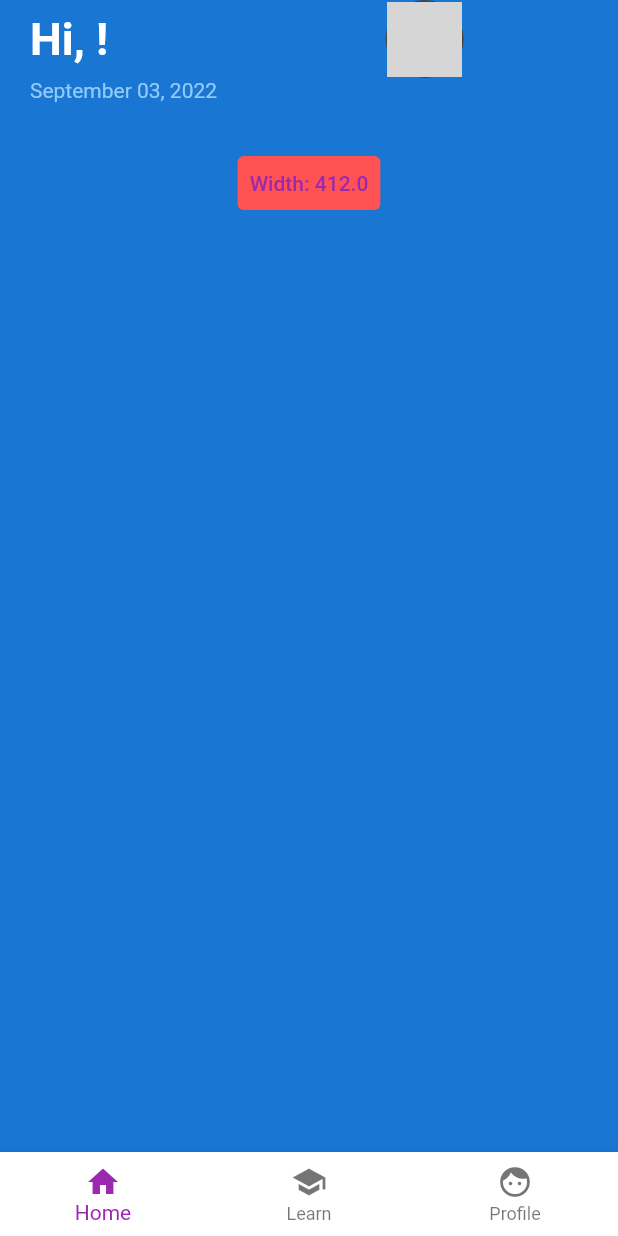
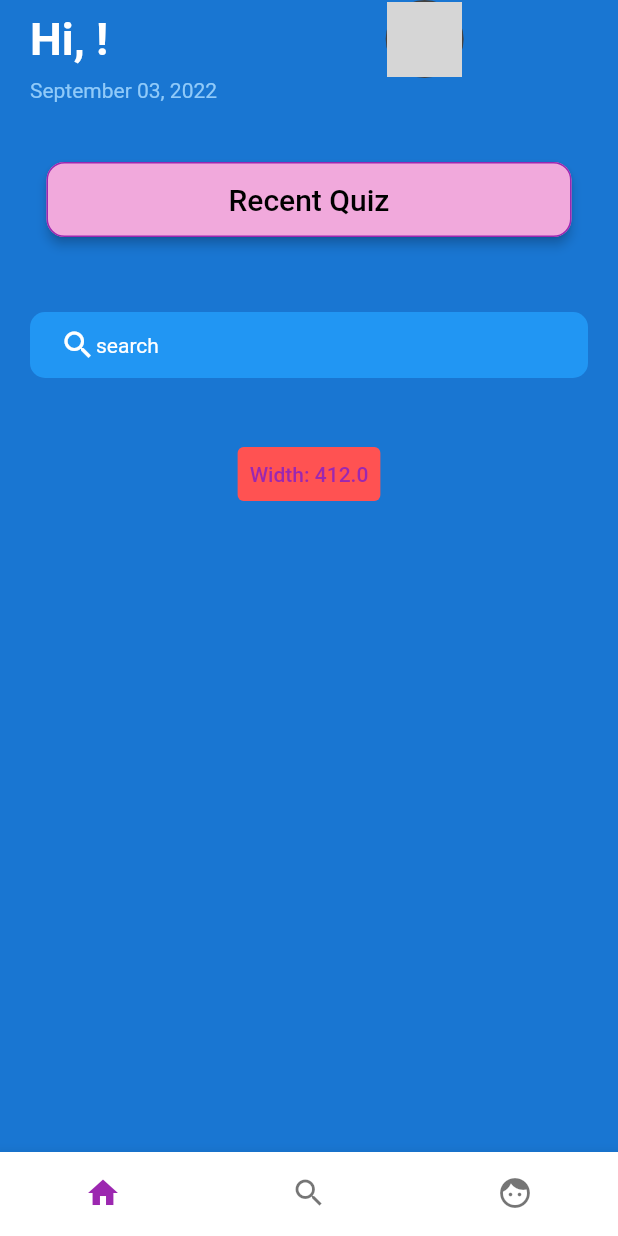
Before and after one commit to adrian-szwejk/quiz_app, a Flutter app: the screen it shows after launch, after a tap on "Start Quiz", on a phone screen of 412 x 824 dp. Run offline on Flutter 3.47's test engine with Material 2 defaults, Android fonts, the phone set to English and light mode, and no system bars; our stand-ins replace flutter_svg, font_awesome_flutter; missing offline and left inert: highlight_text; network calls fail; grey boxes are pictures that could not be loaded.

Commit message:
created button to recent quiz and a search bar

```diff
--- a/lib/build_functions.dart
+++ b/lib/build_functions.dart
@@ -265,6 +265,37 @@ class _moveVariablesState extends State<moveVariables> {
             ],
           ),
         ),
+        buildButton(
+          text: 'Recent Quiz',
+          color: Color.fromARGB(255, 241, 169, 220),
+          fontColor: Colors.black,
+          fontSize: 20.0,
+          function: () {},
+        ),
+        Padding(
+          padding: const EdgeInsets.all(20.0),
+          child: Container(
+            decoration: BoxDecoration(
+              color: Colors.blue[500],
+              borderRadius: BorderRadius.circular(10),
+            ),
+            padding: EdgeInsets.fromLTRB(20.0, 10.0, 20.0, 10.0),
+            child: Row(
+              children: const [
+                Icon(
+                  Icons.search,
+                  color: Colors.white,
+                ),
+                Text(
+                  'search',
+                  style: TextStyle(
+                    color: Colors.white,
+                  ),
+                ),
+              ],
+            ),
+          ),
+        ),
         const SizedBox(
           height: 20,
         ),
--- a/lib/home_screen.dart
+++ b/lib/home_screen.dart
@@ -188,14 +188,16 @@ class _QuizScreenState extends State<HomeScreen> {
         backgroundColor: Colors.white,
         type: BottomNavigationBarType.fixed,
         currentIndex: _navIdx,
+        showSelectedLabels: false,
+        showUnselectedLabels: false,
         items: const [
           BottomNavigationBarItem(
             icon: Icon(Icons.home),
             label: 'Home',
           ),
           BottomNavigationBarItem(
-            icon: Icon(Icons.school),
-            label: 'Learn',
+            icon: Icon(Icons.search),
+            label: 'Search',
           ),
           BottomNavigationBarItem(
             icon: Icon(Icons.face),
```
